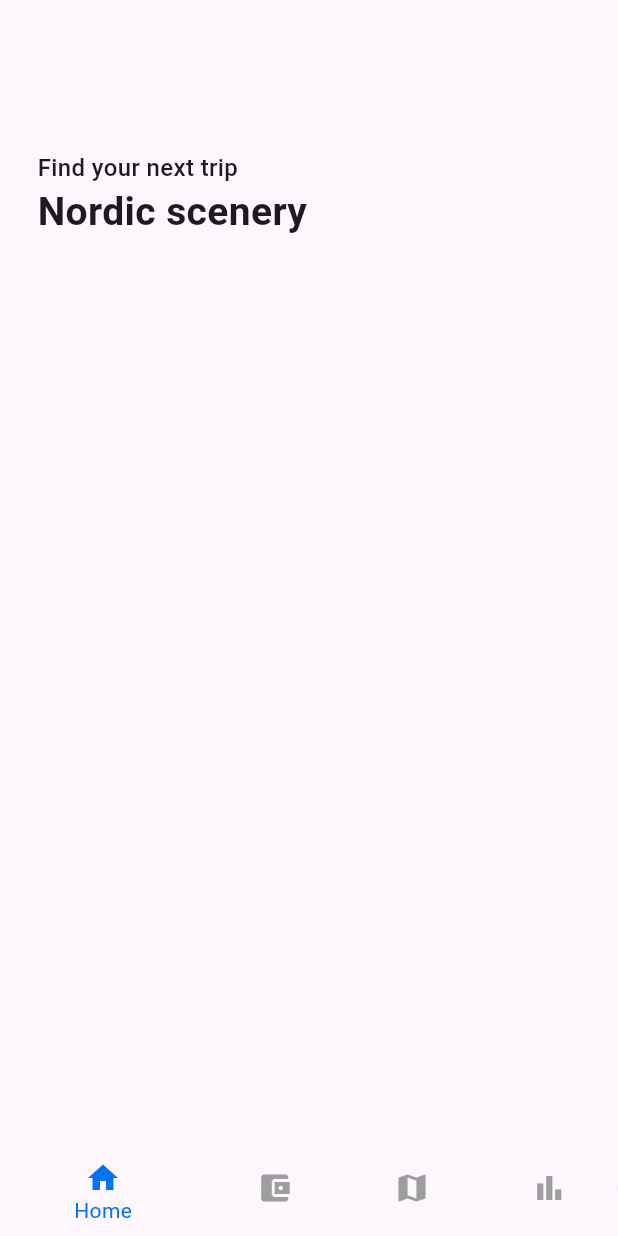
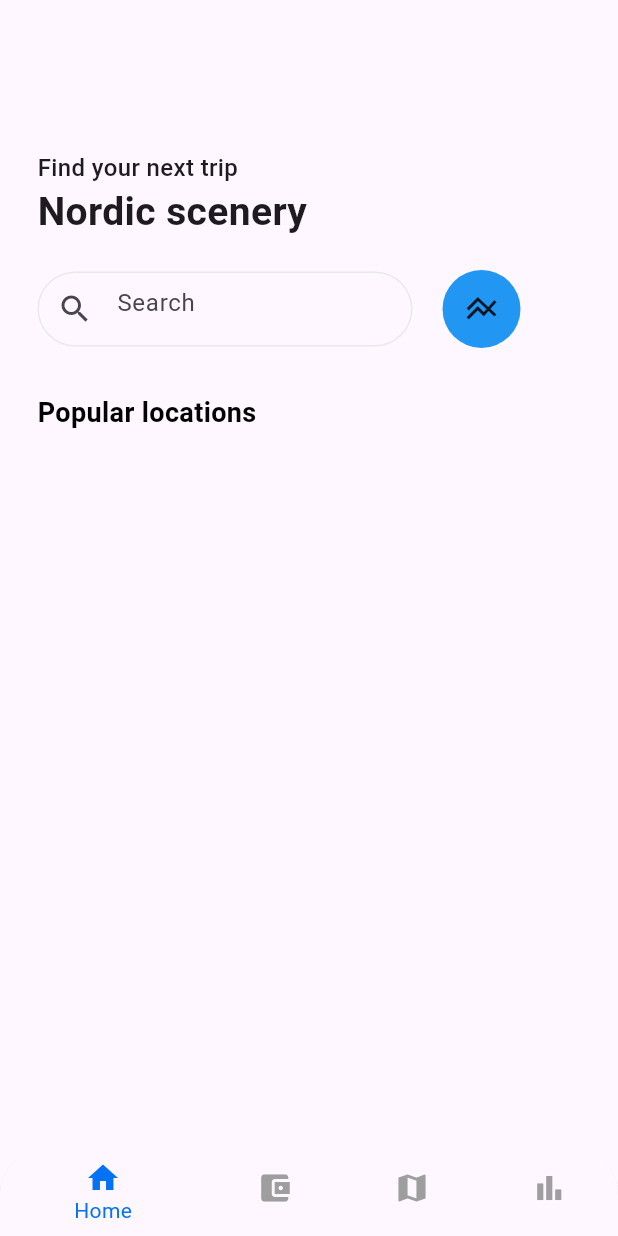
Before and after one commit to MuhammadJawad98/traveling-app-flutter, a Flutter app: the screen it shows after launch, on a phone screen of 412 x 824 dp. Run offline on Flutter 3.47's test engine with Material 2 defaults, Android fonts, the phone set to English and light mode, and no system bars; our stand-ins replace google_fonts.

Commit message:
front-page-commit

```diff
--- a/lib/Views/front_page.dart
+++ b/lib/Views/front_page.dart
@@ -1,7 +1,10 @@
 import 'package:flutter/material.dart';
 
+import '../widgets/custom_text.dart';
+import 'package:google_fonts/google_fonts.dart';
+
 class FrontPage extends StatefulWidget {
-  const FrontPage({super.key});
+  FrontPage({super.key});
 
   @override
   State<FrontPage> createState() => _FrontPageState();
@@ -10,27 +13,83 @@ class FrontPage extends StatefulWidget {
 class _FrontPageState extends State<FrontPage> {
   @override
   Widget build(BuildContext context) {
-    return const Scaffold(
+    return GestureDetector(
+      onTap: () {
+        FocusScopeNode currentFocus = FocusScope.of(context);
+        if (!currentFocus.hasPrimaryFocus) {
+          currentFocus.unfocus();
+        }
+      },
+      child: Scaffold(
         body: Padding(
-        padding: EdgeInsets.only(left: 25.0, top: 100),
+          padding: const EdgeInsets.only(left: 25.0, top: 100),
           child: Column(
             crossAxisAlignment: CrossAxisAlignment.start,
             children: [
-            Text(
+              const Text(
                 'Find your next trip',
                 style: TextStyle(
                   fontSize: 16,
                   fontWeight: FontWeight.w500,
                 ),
               ),
-            Text(
+              const Text(
                 'Nordic scenery',
                 style: TextStyle(
                   fontSize: 26,
                   fontWeight: FontWeight.w600,
                 ),
               ),
+              const SizedBox(height: 20),
+              Row(
+                children: [
+                  Container(
+                    width: 250,
+                    height: 50,
+                    decoration: BoxDecoration(
+                      borderRadius: BorderRadius.circular(25),
+                      border: Border.all(
+                        color: const Color.fromRGBO(233, 233, 233, 1),
+                        width: 1,
+                      ),
+                    ),
+                    child: const Padding(
+                      padding: EdgeInsets.symmetric(horizontal: 0.0),
+                      child: TextField(
+                        decoration: InputDecoration(
+                          prefixIcon: Icon(Icons.search),
+                          hintText: 'Search',
+                          border: InputBorder.none,
+                        ),
+                      ),
+                    ),
+                  ),
+                  const SizedBox(
+                    width: 20,
+                  ),
+                  Container(
+                    height: 52,
+                    width: 52,
+                    //color: Colors.amber,
+                    decoration: BoxDecoration(
+                        borderRadius: BorderRadius.circular(50),
+                        color: Colors.blue),
+
+                    child: const Icon(Icons.line_axis),
+                  )
                 ],
+              ),
+              SizedBox(
+                height: 30,
+              ),
+              const CustomText(
+                  color: Color.fromRGBO(0, 0, 0, 1),
+                  fontWeight: FontWeight.w600,
+                  maxline: 1,
+                  size: 18,
+                  text: 'Popular locations'),
+            ],
+          ),
         ),
       ),
     );
--- a/lib/widgets/bottom_navigationbar.dart
+++ b/lib/widgets/bottom_navigationbar.dart
@@ -16,7 +16,7 @@ class _MyBottomNavigationBarState extends State<MyBottomNavigationBar> {
     return Scaffold(
       body: _getPage(_currentIndex),
       bottomNavigationBar: ClipRRect(
-        borderRadius: BorderRadius.only(
+        borderRadius: const BorderRadius.only(
           topLeft: Radius.circular(30.0),
           topRight: Radius.circular(30.0),
         ),
@@ -55,13 +55,13 @@ class _MyBottomNavigationBarState extends State<MyBottomNavigationBar> {
   Widget _getPage(int index) {
     switch (index) {
       case 0:
-        return const FrontPage();
+        return FrontPage();
       case 1:
-        return const FrontPage();
+        return FrontPage();
       case 2:
-        return const FrontPage();
+        return FrontPage();
       case 3:
-        return const FrontPage();
+        return FrontPage();
       default:
         return Container();
     }
```
Also changed, not shown: 1 other file. Lines whose indentation alone changed are shown as unchanged.
